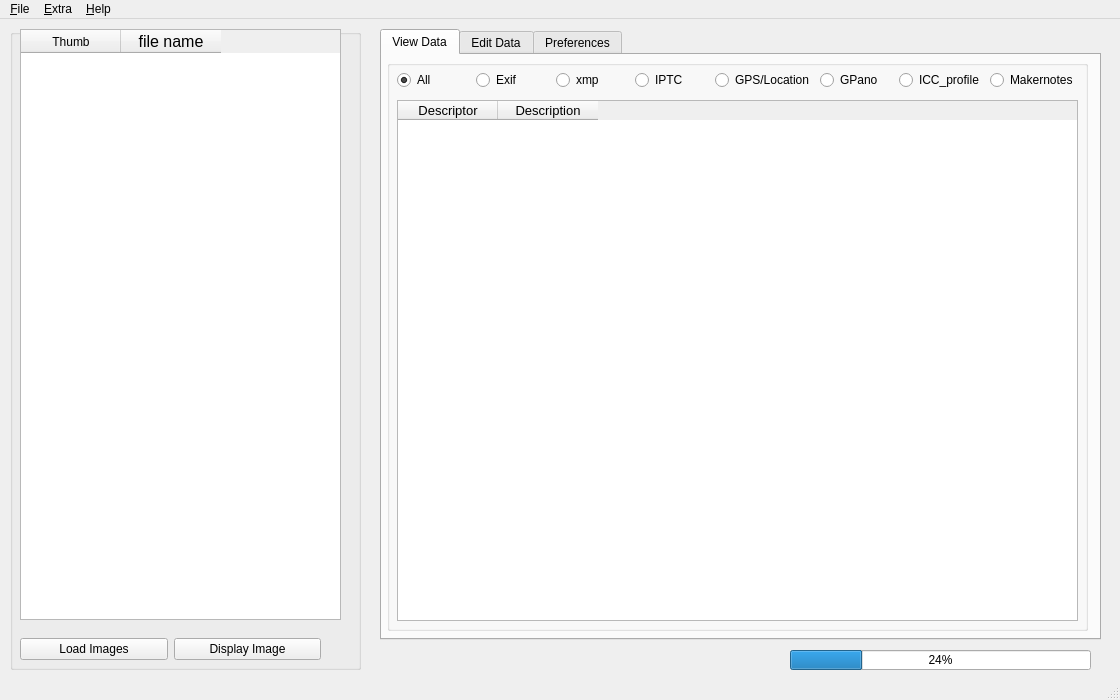
Qt form scripts/ui/MainWindow.ui (hvdwolf/pyExifToolGUI) before a commit.
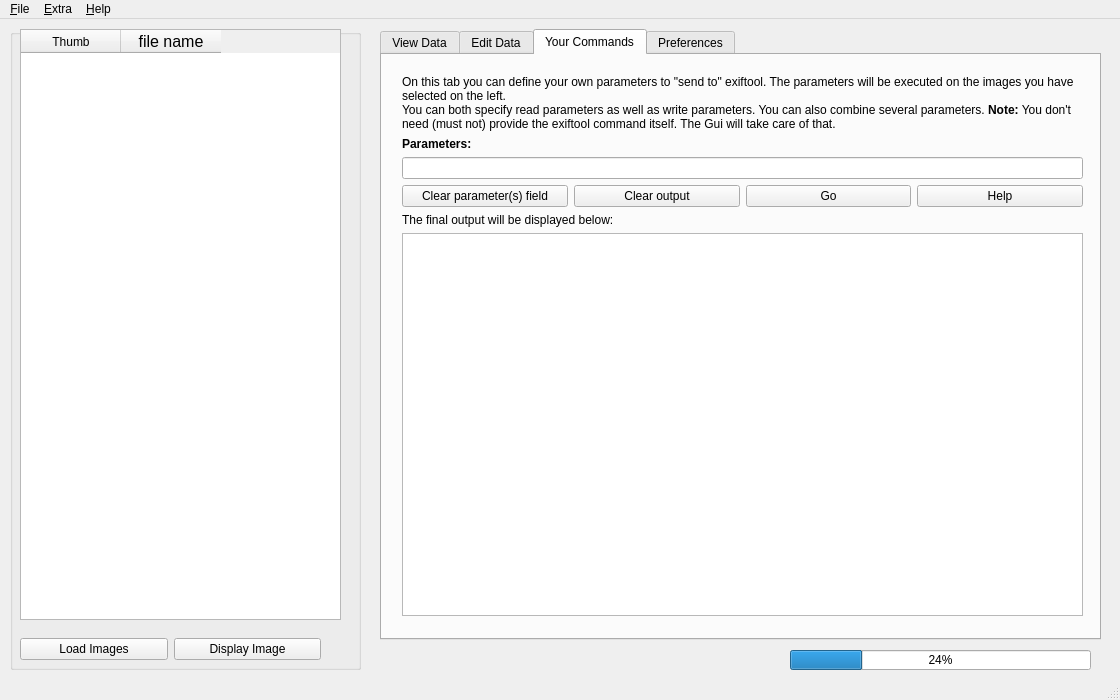
The same form after that commit. The open tabs and pages were chosen to show the change.

Commit message: Add "Your Commands" tab where users can provide their own commands to exiftool; create function for recurring messagebox; expand manual; more work on renaming

The edit to the form file:
```diff
--- a/scripts/ui/MainWindow.ui
+++ b/scripts/ui/MainWindow.ui
@@ -2918,6 +2918,114 @@
       </widget>
      </widget>
     </widget>
+    <widget class="QWidget" name="yourcommands">
+     <attribute name="title">
+      <string>Your Commands</string>
+     </attribute>
+     <widget class="QWidget" name="gridLayoutWidget_11">
+      <property name="geometry">
+       <rect>
+        <x>10</x>
+        <y>10</y>
+        <width>701</width>
+        <height>561</height>
+       </rect>
+      </property>
+      <layout class="QGridLayout" name="gridLayout_11">
+       <property name="margin">
+        <number>10</number>
+       </property>
+       <item row="5" column="0">
+        <widget class="QPlainTextEdit" name="yourcommands_output">
+         <property name="maximumSize">
+          <size>
+           <width>16777215</width>
+           <height>16777215</height>
+          </size>
+         </property>
+         <property name="readOnly">
+          <bool>true</bool>
+         </property>
+        </widget>
+       </item>
+       <item row="1" column="0">
+        <widget class="QLabel" name="label_88">
+         <property name="font">
+          <font>
+           <weight>75</weight>
+           <bold>true</bold>
+          </font>
+         </property>
+         <property name="text">
+          <string>Parameters:</string>
+         </property>
+        </widget>
+       </item>
+       <item row="0" column="0">
+        <widget class="QLabel" name="label_69">
+         <property name="text">
+          <string>&lt;html&gt;&lt;head/&gt;&lt;body&gt;&lt;p&gt;On this tab you can define your own parameters to &amp;quot;send to&amp;quot; exiftool. The parameters will be executed on the images you have selected on the left. &lt;br&gt;You can both specify read parameters as well as write parameters. You can also combine several parameters. &lt;b&gt;Note:&lt;/b&gt; You don't need (must not) provide the exiftool command itself. The Gui will take care of that.&lt;/p&gt;&lt;/body&gt;&lt;/html&gt;</string>
+         </property>
+         <property name="wordWrap">
+          <bool>true</bool>
+         </property>
+        </widget>
+       </item>
+       <item row="2" column="0">
+        <widget class="QLineEdit" name="yourcommands_input">
+         <property name="toolTip">
+          <string>Examples are:&lt;br&gt;
+&lt;table&gt;
+&lt;tr&gt;&lt;td&gt;-exif:all&lt;/td&gt;&lt;td&gt;will display all exif tags for the selected images&lt;/td&gt;&lt;/tr&gt;
+&lt;tr&gt;&lt;td&gt;-exif:all=&lt;/td&gt;&lt;td&gt;will remove(!) all exif tags from the selected images&lt;/td&gt;&lt;/tr&gt;
+&lt;tr&gt;&lt;td&gt;-Exif:Artist=&quot;My Name&quot;&lt;/td&gt;&lt;td&gt;Will put &quot;Your Name&quot; into the selected images&lt;/td&gt;&lt;/tr&gt;
+&lt;tr&gt;&lt;td&gt;-Xmp:City=Zwolle -Xmp:Country=Netherlands&lt;/td&gt;&lt;td&gt;Will write your city and country into the xmp tags of your image(s)&lt;/td&gt;&lt;/tr&gt;
+&lt;/table&gt;</string>
+         </property>
+        </widget>
+       </item>
+       <item row="4" column="0">
+        <widget class="QLabel" name="label_89">
+         <property name="text">
+          <string>The final output will be displayed below:</string>
+         </property>
+        </widget>
+       </item>
+       <item row="3" column="0">
+        <layout class="QHBoxLayout" name="horizontalLayout_13">
+         <item>
+          <widget class="QPushButton" name="btn_yourcommands_clearinput">
+           <property name="text">
+            <string>Clear parameter(s) field</string>
+           </property>
+          </widget>
+         </item>
+         <item>
+          <widget class="QPushButton" name="btn_yourcommands_clearoutput">
+           <property name="text">
+            <string>Clear output</string>
+           </property>
+          </widget>
+         </item>
+         <item>
+          <widget class="QPushButton" name="btn_yourcommands_go">
+           <property name="text">
+            <string>Go</string>
+           </property>
+          </widget>
+         </item>
+         <item>
+          <widget class="QPushButton" name="btn_yourcommands_help">
+           <property name="text">
+            <string>Help</string>
+           </property>
+          </widget>
+         </item>
+        </layout>
+       </item>
+      </layout>
+     </widget>
+    </widget>
     <widget class="QWidget" name="preferencestab">
      <attribute name="title">
       <string>Preferences</string>
```
Left out of the diff: 2 changed lines with no effect on the pictures. The commit also changes 8 other files.
